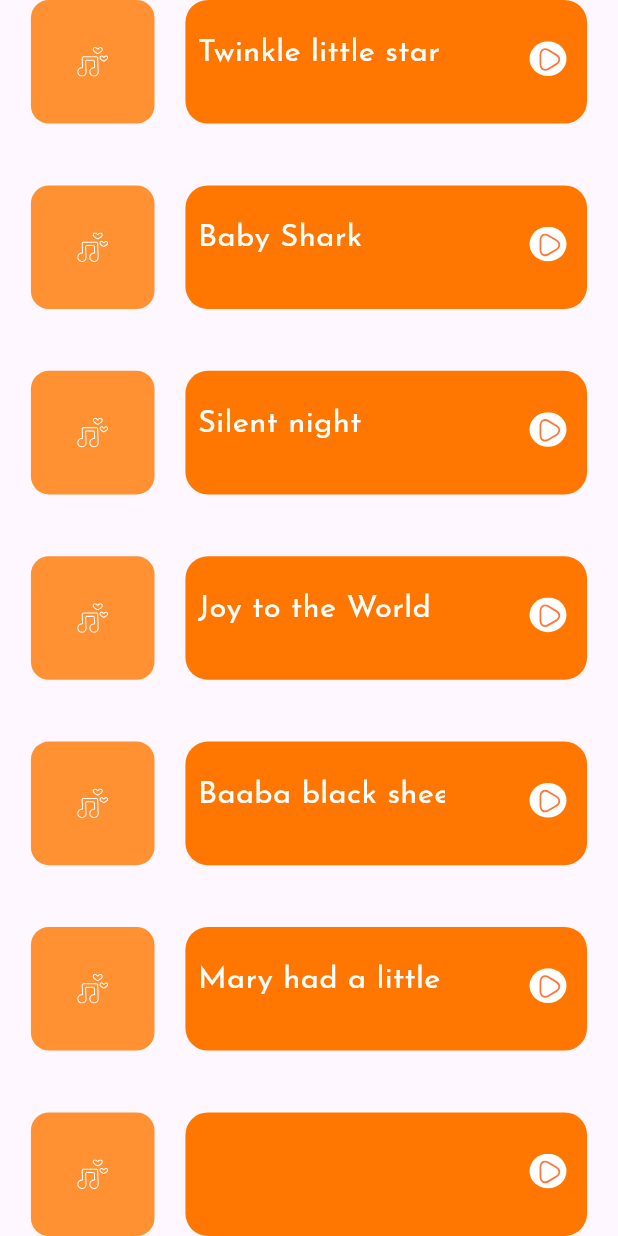
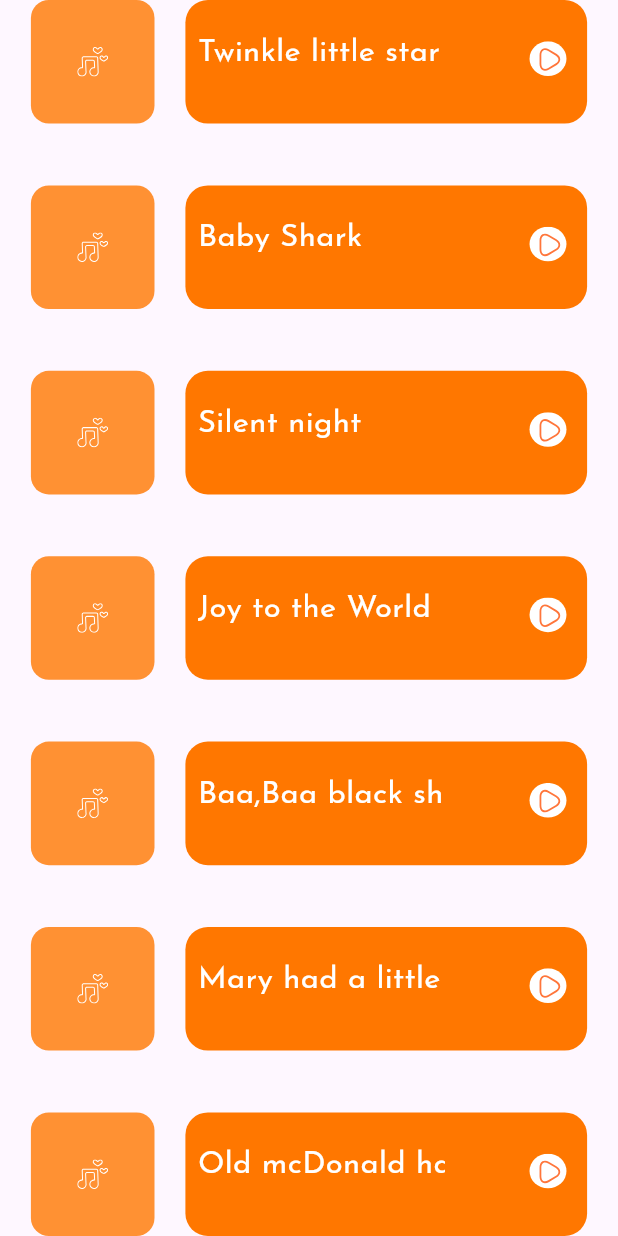
Before and after one commit to Unique-chiemerie/kiddytunes, a Flutter app: the Allsongsscreen widget shown alone on an empty page, opened directly, on a phone screen of 412 x 824 dp. Run offline on Flutter 3.47's test engine with Material 3 defaults, Android fonts, the phone set to English and light mode, and no system bars; our stand-ins replace custom_sliding_segmented_control, flutter_svg, google_fonts, smooth_page_indicator.

Commit message:
arranging the song list

```diff
--- a/lib/data/song_list.dart
+++ b/lib/data/song_list.dart
@@ -1,9 +1,40 @@
-List songslist = [
-  'Twinkle little star',
-  'Baby Shark',
-  'Silent night',
-  'Joy to the World',
-  'Baaba black sheep',
-  'Mary had a little lamb',
-  ''
+class SongmetaData {
+  String songname;
+  String lyrics;
+  SongmetaData({required this.lyrics, required this.songname});
+}
+
+List<SongmetaData> songlist = [
+  SongmetaData(lyrics: '', songname: 'Twinkle little star'),
+  SongmetaData(lyrics: '', songname: 'Baby Shark'),
+  SongmetaData(lyrics: '', songname: 'Silent night'),
+  SongmetaData(lyrics: '', songname: 'Joy to the World'),
+  SongmetaData(lyrics: '', songname: 'Baa,Baa black sheep'),
+  SongmetaData(lyrics: '', songname: 'Mary had a little lamb'),
+  SongmetaData(lyrics: '', songname: 'Old mcDonald had a farm'),
+  SongmetaData(lyrics: '', songname: 'Old mcDonald had a farm'),
+  SongmetaData(lyrics: '', songname: 'if you\'re happy and you know it'),
+  SongmetaData(lyrics: '', songname: 'Row Row Row your boat'),
+  SongmetaData(lyrics: '', songname: 'Head, Shoulders, Knees, and Toes'),
+  SongmetaData(lyrics: '', songname: 'Itsy bitsy spider'),
+  SongmetaData(lyrics: '', songname: 'Alphabat song'),
+  SongmetaData(lyrics: '', songname: 'Rain Rain GO away'),
+  SongmetaData(lyrics: '', songname: 'Humpty dumpty'),
+  SongmetaData(lyrics: '', songname: 'The hokey pokey'),
+  SongmetaData(lyrics: '', songname: 'London bridge is falling down'),
+  SongmetaData(lyrics: '', songname: 'Skip to my Lou'),
+  SongmetaData(lyrics: '', songname: 'Jack and Jill'),
+  SongmetaData(lyrics: '', songname: 'This old man'),
+  SongmetaData(lyrics: '', songname: 'She\'ll be coming\'round the mountain'),
+  SongmetaData(lyrics: '', songname: 'Pop goes the weasel'),
+  SongmetaData(lyrics: '', songname: 'The more we get together'),
+  SongmetaData(lyrics: '', songname: 'Five little monkeys'),
+  SongmetaData(lyrics: '', songname: 'Ten in the bed'),
+  SongmetaData(lyrics: '', songname: 'I\'m a little teapot'),
+  SongmetaData(lyrics: '', songname: 'Down by the bay'),
+  SongmetaData(lyrics: '', songname: 'The ants Go marching'),
+  SongmetaData(lyrics: '', songname: 'I\'ve been working on the Railroad'),
+  SongmetaData(lyrics: '', songname: 'Six little ducks'),
+  SongmetaData(lyrics: '', songname: 'Apples and bananas'),
+  SongmetaData(lyrics: '', songname: 'Down by the station'),
 ];
--- a/lib/screens/mainscreens/all_songs.dart
+++ b/lib/screens/mainscreens/all_songs.dart
@@ -16,7 +16,7 @@ class _AllsongsscreenState extends State<Allsongsscreen> {
     final screenWidth = MediaQuery.of(context).size.width;
     return ListView.separated(
       itemBuilder: (context, index) {
-          final songs = songslist[index];
+        final songs = songlist[index].songname;
         return SizedBox(
           height: screenHeight * 0.1,
           width: screenWidth,
@@ -94,6 +94,7 @@ class _AllsongsscreenState extends State<Allsongsscreen> {
       separatorBuilder: (context, index) => SizedBox(
         height: screenHeight * 0.05,
       ),
-        itemCount: songslist.length);
+      itemCount: songlist.length,
+    );
   }
 }
--- a/lib/screens/mainscreens/homescreen.dart
+++ b/lib/screens/mainscreens/homescreen.dart
@@ -2,6 +2,7 @@ import 'package:flutter/material.dart';
 import 'package:flutter_svg/flutter_svg.dart';
 import 'package:kiddytunes/data/avatarlis.dart';
 import 'package:custom_sliding_segmented_control/custom_sliding_segmented_control.dart';
+import 'package:kiddytunes/data/song_list.dart';
 import 'package:kiddytunes/screens/mainscreens/all_songs.dart';
 
 class Homescreen extends StatefulWidget {
@@ -29,6 +30,7 @@ class _HomescreenState extends State<Homescreen> {
   Widget build(BuildContext context) {
     final screenHeight = MediaQuery.of(context).size.height;
     final screenWidth = MediaQuery.of(context).size.width;
+    final favourites = songslist.length.toInt();
 
     return SafeArea(
       child: Scaffold(
@@ -75,7 +77,7 @@ class _HomescreenState extends State<Homescreen> {
                         ),
                         Center(
                           child: Text(
-                            'Favourites: 10',
+                            'Favourites: $favourites',
                             style: TextStyle(
                                 fontSize: screenWidth * 0.03,
                                 fontWeight: FontWeight.bold),
--- a/lib/screens/onboard/page1.dart
+++ b/lib/screens/onboard/page1.dart
@@ -33,7 +33,7 @@ class Page1 extends StatelessWidget {
                 ),
                 Center(
                   child: Text(
-                    'Enjoy over 50 children songs',
+                    'Enjoy over 30 children songs',
                     style: Theme.of(context).textTheme.bodyLarge,
                   ),
                 ),
```
Lines whose indentation alone changed are shown as unchanged.
